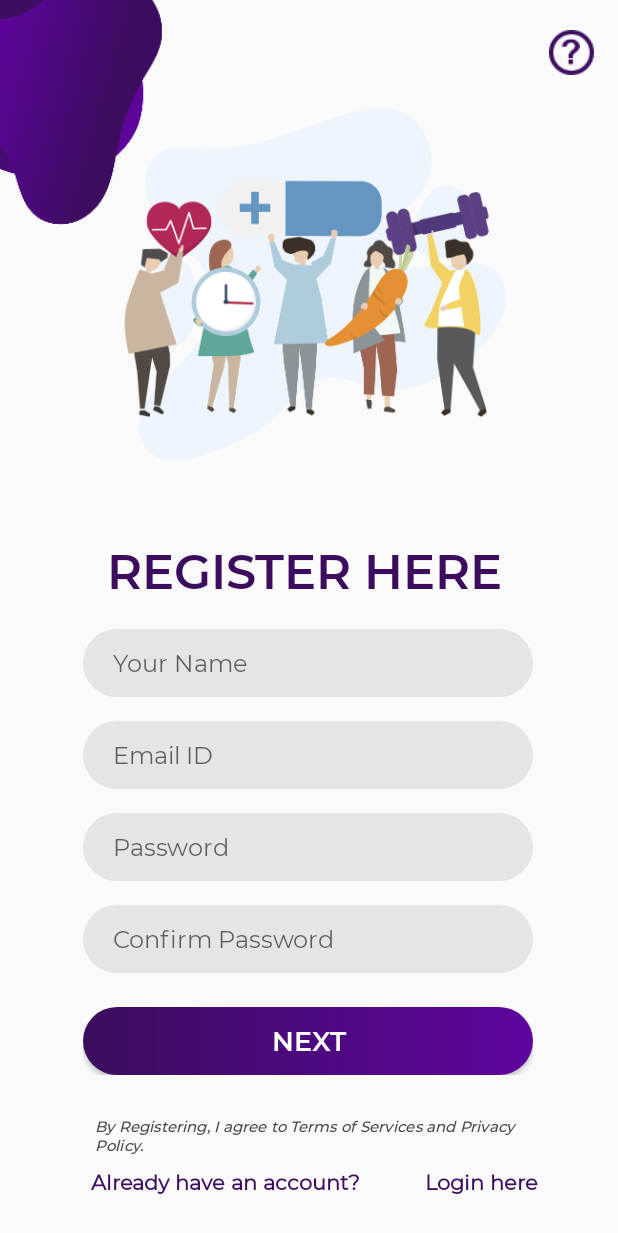
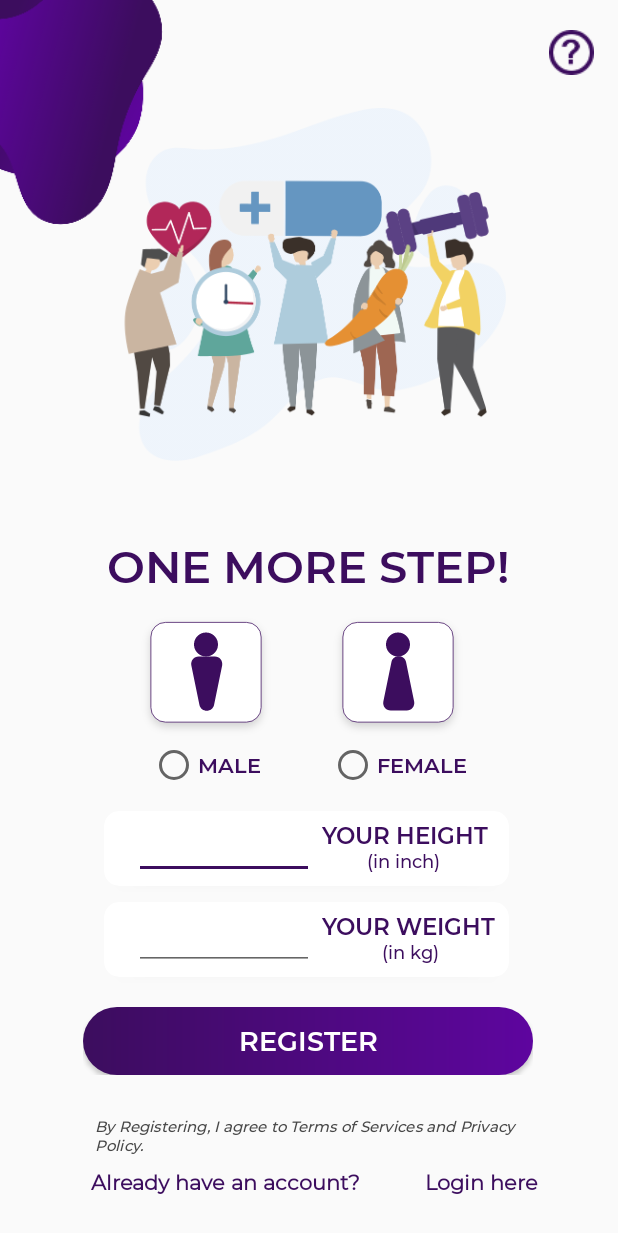
Before and after one commit to tarbiarswat/App_Worth_Care, an Android app: the RegActivity screen opened directly, with no data from a screen before it, on a phone screen of 412 x 824 dp. Shown: the top 1233 px of the screen. Run offline under Robolectric (Android 15) with nearby library versions, the phone set to English and light mode, and no system bars; our stand-ins replace Firebase (no records; nobody signed in at launch, a user with empty details on screens opened directly); 1 statement that could not run was skipped.

Commit message:
Registration 2nd step updated with ids.

```diff
--- a/WorthCare/app/src/main/res/layout/activity_reg.xml
+++ b/WorthCare/app/src/main/res/layout/activity_reg.xml
@@ -58,6 +58,7 @@
         app:layout_constraintHorizontal_bias="0.482"
         app:layout_constraintStart_toStartOf="@+id/guideline4"
         app:layout_constraintTop_toTopOf="@+id/guideline"
+        android:visibility="gone"
         >
 
         <TextView
@@ -167,82 +168,141 @@
         app:layout_constraintHorizontal_bias="0.482"
         app:layout_constraintStart_toStartOf="@+id/guideline4"
         app:layout_constraintTop_toTopOf="@+id/guideline"
-        android:visibility="gone">
+
+        >
 
 
-        <androidx.cardview.widget.CardView
-            android:id="@+id/cardView2"
-            android:layout_width="120dp"
-            android:layout_height="90dp"
-            android:layout_marginStart="16dp"
+        <ImageView
+            android:id="@+id/ic_male"
+            android:layout_width="wrap_content"
+            android:layout_height="wrap_content"
+            android:layout_marginStart="20dp"
+            android:src="@drawable/ic_male"
+            app:layout_constraintStart_toStartOf="@+id/tv_onemorestep"
+            app:layout_constraintTop_toTopOf="@+id/ic_female" />
+
+        <ImageView
+            android:id="@+id/ic_female"
+            android:layout_width="wrap_content"
+            android:layout_height="wrap_content"
             android:layout_marginTop="12dp"
+            android:src="@drawable/ic_female"
+            app:layout_constraintEnd_toEndOf="parent"
+            app:layout_constraintHorizontal_bias="0.45"
+            app:layout_constraintStart_toEndOf="@+id/ic_male"
+            app:layout_constraintTop_toBottomOf="@+id/tv_onemorestep" />
+
+        <RadioGroup
+            android:id="@+id/gender_choice"
+            android:layout_width="wrap_content"
+            android:layout_height="wrap_content"
+            android:orientation="horizontal"
+            app:layout_constraintEnd_toEndOf="parent"
             app:layout_constraintStart_toStartOf="parent"
-            app:layout_constraintTop_toBottomOf="@+id/tv_onemorestep">>
-            <ImageView
-                android:id="@+id/vec_logi"
-                android:layout_width="120dp"
-                android:layout_height="79dp"
-                android:src="@drawable/vec_login_middle" />
-        </androidx.cardview.widget.CardView>
+            app:layout_constraintTop_toBottomOf="@+id/ic_male">
 
+            <RadioButton
+                android:id="@+id/g_male"
+                android:layout_width="match_parent"
+                android:layout_height="match_parent"
+                android:fontFamily="@font/montserrat_semibold"
+                android:paddingEnd="45dp"
+                android:text="MALE"
+                android:textColor="@color/colorPrimaryDark" />
+
+            <RadioButton
+                android:id="@+id/g_female"
+                android:layout_width="match_parent"
+                android:layout_height="match_parent"
+                android:fontFamily="@font/montserrat_semibold"
+                android:text="FEMALE"
+                android:textColor="@color/colorPrimaryDark" />
+        </RadioGroup>
 
         <androidx.cardview.widget.CardView
-            android:id="@+id/cardView23"
-            android:layout_width="120dp"
-            android:layout_height="90dp"
-            android:layout_marginStart="164dp"
-            android:layout_marginTop="12dp"
-            app:layout_constraintStart_toStartOf="parent"
-            app:layout_constraintTop_toBottomOf="@+id/tv_onemorestep">
-
-            <ImageView
-                android:id="@+id/vec_login"
-                android:layout_width="120dp"
-                android:layout_height="79dp"
-                android:src="@drawable/vec_login_middle" />
-
-        </androidx.cardview.widget.CardView>
-
-        <androidx.cardview.widget.CardView
-            android:id="@+id/cardView234"
+            android:id="@+id/cardview_height"
             android:layout_width="270dp"
-            android:layout_height="wrap_content"
-            android:layout_marginTop="36dp"
+            android:layout_height="50dp"
+            android:layout_marginTop="184dp"
+            app:cardCornerRadius="10dp"
             app:layout_constraintEnd_toEndOf="parent"
             app:layout_constraintHorizontal_bias="0.466"
             app:layout_constraintStart_toStartOf="parent"
-            app:layout_constraintTop_toBottomOf="@+id/cardView2">
+            app:layout_constraintTop_toTopOf="@+id/tv_onemorestep">
 
             <EditText
                 android:id="@+id/et_height"
                 android:layout_width="120dp"
                 android:layout_height="wrap_content"
-                android:layout_marginLeft="50dp"
+                android:layout_marginLeft="20dp"
                 android:inputType="numberDecimal"
                 tools:layout_editor_absoluteX="91dp"
                 tools:layout_editor_absoluteY="228dp" />
+            <TextView
+                android:id="@+id/tv_yourheight"
+                android:layout_width="wrap_content"
+                android:layout_height="wrap_content"
+                android:text="YOUR HEIGHT"
+                android:textColor="@color/colorPrimaryDark"
+                android:fontFamily="@font/montserrat_semibold"
+                android:layout_marginStart="145dp"
+                android:layout_marginTop="5dp"
+                android:textSize="15dp"/>
+            <TextView
+                android:id="@+id/tv_ininch"
+                android:layout_width="wrap_content"
+                android:layout_height="wrap_content"
+                android:text="(in inch)"
+                android:textSize="12dp"
+                android:layout_marginTop="25dp"
+                android:layout_marginStart="175dp"
+                android:textColor="@color/colorPrimaryDark"
+                android:fontFamily="@font/montserrat_medium"/>
 
         </androidx.cardview.widget.CardView>
 
         <androidx.cardview.widget.CardView
-            android:id="@+id/cardView2345"
+            android:id="@+id/cardview_weight"
             android:layout_width="270dp"
-            android:layout_height="wrap_content"
-            android:layout_marginTop="20dp"
+            android:layout_height="50dp"
+            android:layout_marginBottom="20dp"
+            app:cardCornerRadius="10dp"
             app:layout_constraintBottom_toTopOf="@+id/reg_btn"
-            app:layout_constraintEnd_toEndOf="parent"
+            app:layout_constraintEnd_toEndOf="@+id/cardview_height"
             app:layout_constraintHorizontal_bias="0.466"
-            app:layout_constraintStart_toStartOf="parent"
-            app:layout_constraintTop_toBottomOf="@+id/cardView234">
+            app:layout_constraintStart_toStartOf="@+id/cardview_height"
+            app:layout_constraintTop_toBottomOf="@+id/cardview_height"
+            app:layout_constraintVertical_bias="1.0">
 
             <EditText
-                android:id="@+id/editText"
+                android:id="@+id/et_weight"
                 android:layout_width="120dp"
                 android:layout_height="wrap_content"
-                android:layout_marginLeft="50dp"
+                android:layout_marginLeft="20dp"
                 android:inputType="numberDecimal"
                 tools:layout_editor_absoluteX="91dp"
                 tools:layout_editor_absoluteY="228dp" />
+            <TextView
+                android:id="@+id/tv_yourweight"
+                android:layout_width="wrap_content"
+                android:layout_height="wrap_content"
+                android:text="YOUR WEIGHT"
+                android:textColor="@color/colorPrimaryDark"
+                android:fontFamily="@font/montserrat_semibold"
+                android:layout_marginStart="145dp"
+                android:layout_marginTop="5dp"
+                android:textSize="15dp"/>
+
+            <TextView
+                android:id="@+id/tv_inkg"
+                android:layout_width="wrap_content"
+                android:layout_height="wrap_content"
+                android:text="(in kg)"
+                android:textSize="12dp"
+                android:layout_marginTop="25dp"
+                android:layout_marginStart="185dp"
+                android:textColor="@color/colorPrimaryDark"
+                android:fontFamily="@font/montserrat_medium"/>
 
         </androidx.cardview.widget.CardView>
 
@@ -303,12 +363,12 @@
         android:textColor="@color/colorPrimaryDark"
         android:textStyle="bold"
         app:layout_constraintBottom_toBottomOf="parent"
-        app:layout_constraintEnd_toStartOf="@+id/create_account_btn"
+        app:layout_constraintEnd_toStartOf="@+id/tv_login_btn"
         app:layout_constraintStart_toStartOf="@+id/guideline4"
         app:layout_constraintTop_toBottomOf="@+id/textView_agreement" />
 
     <TextView
-        android:id="@+id/create_account_btn"
+        android:id="@+id/tv_login_btn"
         android:layout_width="wrap_content"
         android:layout_height="wrap_content"
         android:layout_marginEnd="12dp"
```
Also changed, not shown: WorthCare/app/src/main/res/drawable-hdpi/ic_female.png (added), WorthCare/app/src/main/res/drawable-hdpi/ic_male.png (added), WorthCare/app/src/main/res/drawable-ldpi/ic_female.png (added), WorthCare/app/src/main/res/drawable-ldpi/ic_male.png (added), WorthCare/app/src/main/res/drawable-mdpi/ic_female.png (added), WorthCare/app/src/main/res/drawable-mdpi/ic_male.png (added), WorthCare/app/src/main/res/drawable-xhdpi/ic_female.png (added), WorthCare/app/src/main/res/drawable-xhdpi/ic_male.png (added), WorthCare/app/src/main/res/drawable-xxhdpi/ic_female.png (added), WorthCare/app/src/main/res/drawable-xxhdpi/ic_male.png (added), WorthCare/app/src/main/res/drawable-xxxhdpi/ic_female.png (added), WorthCare/app/src/main/res/drawable-xxxhdpi/ic_male.png (added).
